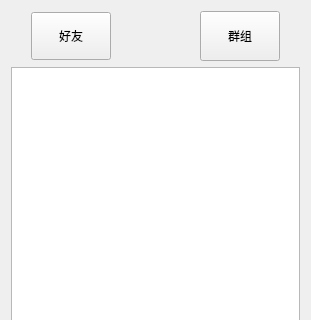
Old version of the form chat_Client/midw/contactwidget.ui in the repository heluxi/Chat; both pictures show x 0 to 311 and y 0 to 320 of the 311 by 771 pixel window.
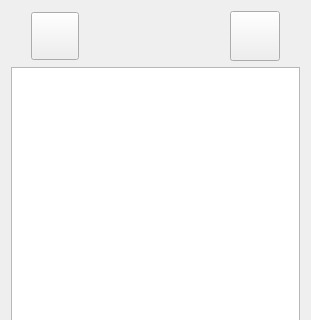
New version of the form. Icons and pictures are not drawn. Custom widgets are drawn as their Qt base class.

```diff
--- a/chat_Client/midw/contactwidget.ui
+++ b/chat_Client/midw/contactwidget.ui
@@ -68,8 +68,11 @@
           <height>48</height>
          </size>
         </property>
+        <property name="styleSheet">
+         <string notr="true">border-image: url(:/res/Icons/MainWindow/contact3.png);</string>
+        </property>
         <property name="text">
-         <string>好友</string>
+         <string/>
         </property>
        </widget>
       </item>
@@ -94,8 +97,11 @@
           <height>50</height>
          </size>
         </property>
+        <property name="styleSheet">
+         <string notr="true">border-image: url(:/res/Icons/MainWindow/group3.png);</string>
+        </property>
         <property name="text">
-         <string>群组</string>
+         <string/>
         </property>
        </widget>
       </item>
@@ -172,16 +178,16 @@
   </layout>
  </widget>
  <customwidgets>
-  <customwidget>
-   <class>MyButton</class>
-   <extends>QPushButton</extends>
-   <header>mybutton.h</header>
-  </customwidget>
   <customwidget>
    <class>ListWidget</class>
    <extends>QListWidget</extends>
    <header>listwidget.h</header>
   </customwidget>
+  <customwidget>
+   <class>MyButton</class>
+   <extends>QPushButton</extends>
+   <header>mybutton.h</header>
+  </customwidget>
  </customwidgets>
  <resources/>
  <connections/>
```
